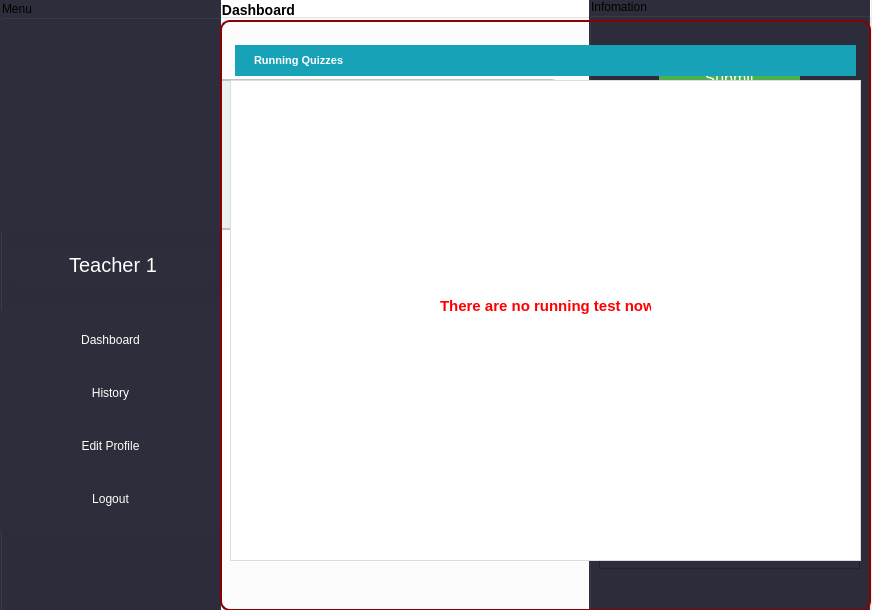
First picture: the form in studentform.ui, repository CulesBao/pbl2-quizz, before the edit.
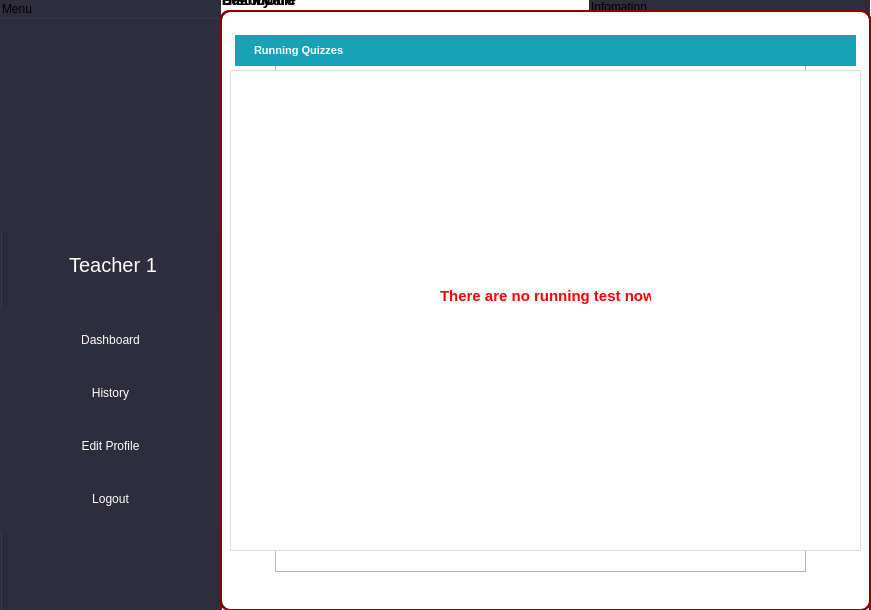
Second picture: the form after the edit. Icons and pictures are not drawn.

The edit to the form file:
```diff
--- a/studentform.ui
+++ b/studentform.ui
@@ -6,7 +6,7 @@
    <rect>
     <x>0</x>
     <y>0</y>
-    <width>872</width>
+    <width>871</width>
     <height>610</height>
    </rect>
   </property>
@@ -167,9 +167,9 @@
    <property name="geometry">
     <rect>
      <x>220</x>
-     <y>0</y>
+     <y>-10</y>
      <width>651</width>
-     <height>621</height>
+     <height>631</height>
     </rect>
    </property>
    <property name="styleSheet">
@@ -201,9 +201,9 @@
    <property name="geometry">
     <rect>
      <x>220</x>
-     <y>0</y>
+     <y>-10</y>
      <width>651</width>
-     <height>611</height>
+     <height>621</height>
     </rect>
    </property>
    <property name="styleSheet">
@@ -310,9 +310,9 @@
    <property name="geometry">
     <rect>
      <x>220</x>
-     <y>0</y>
+     <y>-10</y>
      <width>651</width>
-     <height>611</height>
+     <height>621</height>
     </rect>
    </property>
    <property name="styleSheet">
@@ -650,24 +650,10 @@
    <zorder>lbNumber</zorder>
    <zorder>lbQuestion</zorder>
   </widget>
-  <widget class="QGroupBox" name="groupBox_2">
-   <property name="geometry">
-    <rect>
-     <x>10</x>
-     <y>-1</y>
-     <width>861</width>
-     <height>611</height>
-    </rect>
-   </property>
-   <property name="title">
-    <string>GroupBox</string>
-   </property>
-  </widget>
-  <zorder>groupBox_2</zorder>
-  <zorder>groupBoxEditProfile</zorder>
-  <zorder>groupBoxHistory</zorder>
   <zorder>groupBoxIntoTest</zorder>
   <zorder>leftSidebar</zorder>
+  <zorder>groupBoxHistory</zorder>
+  <zorder>groupBoxEditProfile</zorder>
   <zorder>groupBoxDashboard</zorder>
  </widget>
  <resources/>
```
